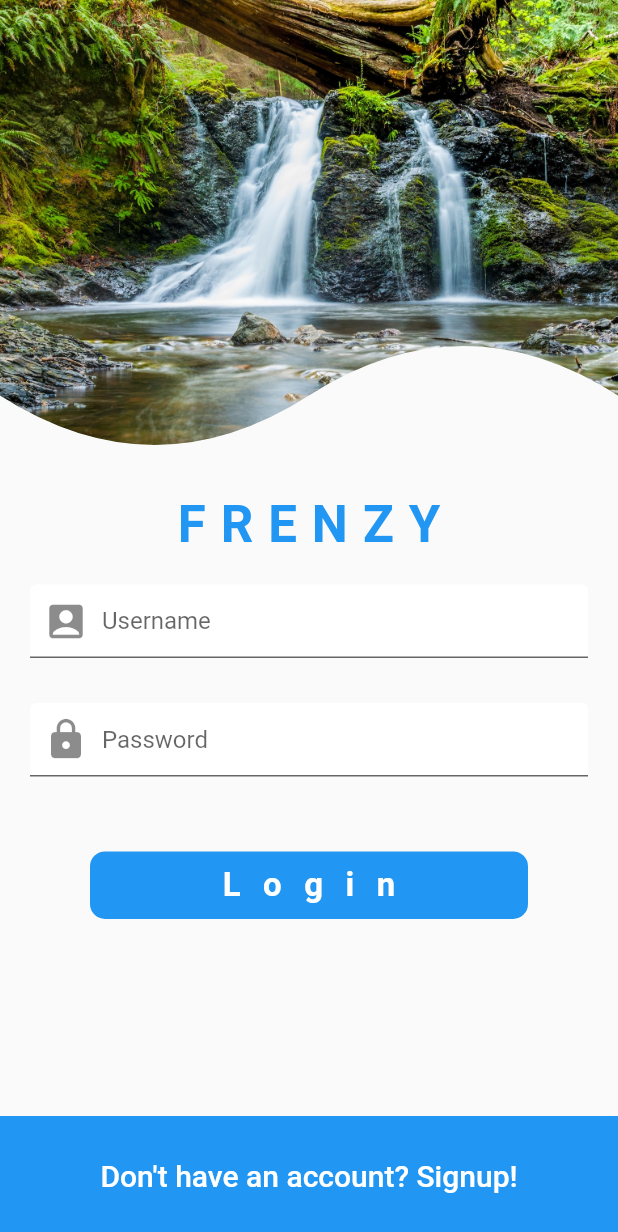
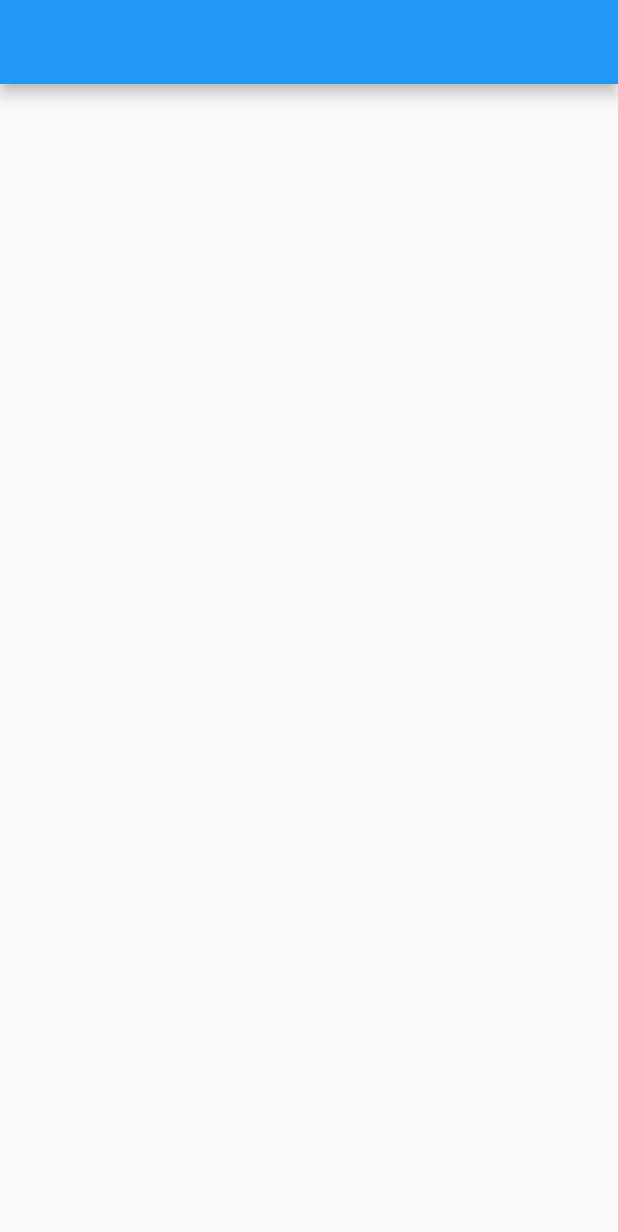
Before and after one commit to datanonymous/flutter_social, a Flutter app: the screen it shows after launch, after a tap on "Login", on a phone screen of 412 x 824 dp. Shown: the top 1232 px of the screen. Run offline on Flutter 3.47's test engine with Material 2 defaults, Android fonts, the phone set to English and light mode, and no system bars.

Commit message:
9/2/2020

```diff
--- /dev/null
+++ b/lib/screens/home_screen.dart
@@ -0,0 +1,15 @@
+import 'package:flutter/material.dart';
+
+class HomeScreen extends StatefulWidget {
+  @override
+  _HomeScreenState createState() => _HomeScreenState();
+}
+
+class _HomeScreenState extends State<HomeScreen> {
+  @override
+  Widget build(BuildContext context) {
+    return Scaffold(
+      appBar: AppBar(),
+    );
+  }
+}
--- a/lib/screens/login_screen.dart
+++ b/lib/screens/login_screen.dart
@@ -1,4 +1,5 @@
 import 'package:flutter/material.dart';
+import 'package:flutter_social/screens/home_screen.dart';
 import 'package:flutter_social/widgets/curve_clipper.dart';
 
 class LoginScreen extends StatefulWidget {
@@ -68,7 +69,11 @@ class _LoginScreenState extends State<LoginScreen> {
               ),
               SizedBox(height: 40),
               GestureDetector(
-                onTap: () {},
+                onTap: () => Navigator.pushReplacement(
+                    context,
+                    MaterialPageRoute(
+                      builder: (_) => HomeScreen(),
+                    )),
                 child: Container(
                   margin: EdgeInsets.symmetric(horizontal: 60),
                   alignment: Alignment.center,
@@ -89,10 +94,11 @@ class _LoginScreenState extends State<LoginScreen> {
                 ),
               ),
               Expanded(
-                child: Align( //https://www.youtube.com/watch?v=g2E7yl3MwMk
+                child: Align(
+                  //https://www.youtube.com/watch?v=g2E7yl3MwMk
                   alignment: FractionalOffset.bottomCenter,
                   child: GestureDetector(
-                    onTap: (){},
+                    onTap: () {},
                     child: Container(
                       alignment: Alignment.center,
                       color: Theme.of(context).primaryColor,
```
